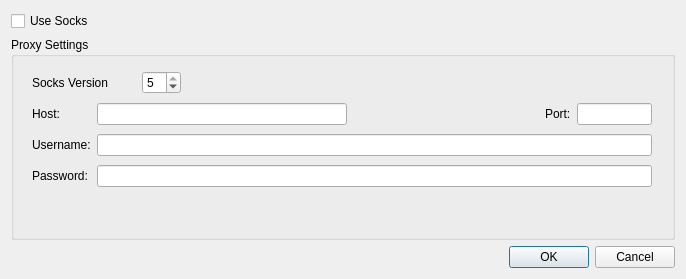
This is ui_proxy_config.ui in spuriousdata/mcli as Qt 5 draws it before an edit. The edited form follows.
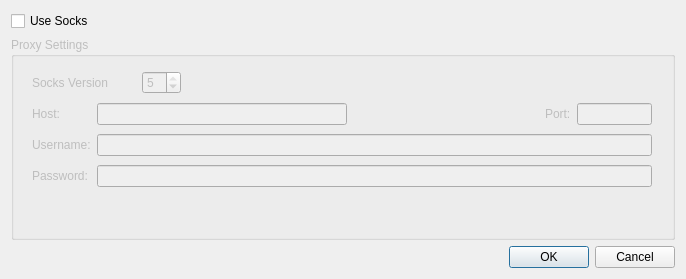
This is the edited form.

Commit message: Adding proxy config class

The edit to the form file:
```diff
--- a/ui_proxy_config.ui
+++ b/ui_proxy_config.ui
@@ -40,6 +40,9 @@
    </item>
    <item>
     <widget class="QGroupBox" name="groupBox">
+     <property name="enabled">
+      <bool>false</bool>
+     </property>
      <property name="minimumSize">
       <size>
        <width>0</width>
```
Left out of the diff: 2 changed lines with no effect on the pictures. The commit also changes 1 other file.
